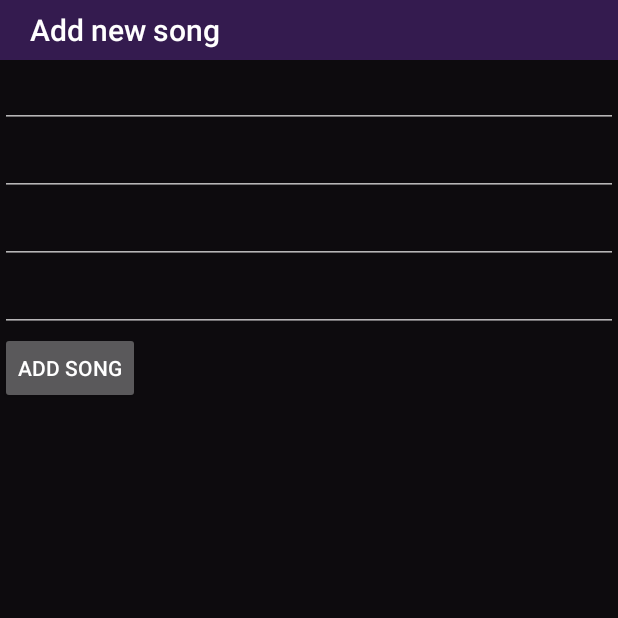
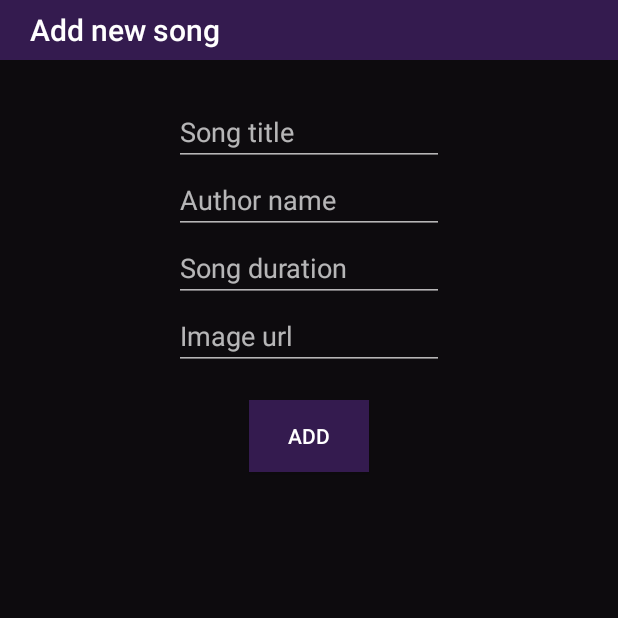
Before and after one commit to nmateev/SongAppAndroid, an Android app: the fragment SongCreateFragment placed in its activity, on a phone screen of 412 x 824 dp, the top half of it. Run offline under Robolectric (Android 15) with nearby library versions, the phone set to English and light mode, and no system bars; our stand-ins replace ButterKnife, Dagger/Hilt's generated code, RxJava; libraries missing offline, so code that uses them is left out: com.mikepenz.materialdrawer; network calls fail; 4 statements that could not run were skipped.

Commit message:
Added validation of new song, validators module, fixed keyboard, ui on song create

```diff
--- a/SongApp/app/src/main/java/com/wasp/songapp/diconfig/AppComponent.java
+++ b/SongApp/app/src/main/java/com/wasp/songapp/diconfig/AppComponent.java
@@ -22,6 +22,7 @@ import dagger.android.support.AndroidSupportInjectionModule;
         ServicesModule.class,
         RepositoriesModule.class,
         AdaptersModule.class,
+        ValidatorsModule.class,
 
 })
 
--- a/SongApp/app/src/main/java/com/wasp/songapp/diconfig/ServicesModule.java
+++ b/SongApp/app/src/main/java/com/wasp/songapp/diconfig/ServicesModule.java
@@ -4,6 +4,7 @@ import com.wasp.songapp.models.Song;
 import com.wasp.songapp.repositories.base.Repository;
 import com.wasp.songapp.services.HttpSongsService;
 import com.wasp.songapp.services.base.SongsService;
+import com.wasp.songapp.utils.validators.base.Validator;
 
 import dagger.Module;
 import dagger.Provides;
@@ -11,7 +12,7 @@ import dagger.Provides;
 @Module
 public class ServicesModule {
     @Provides
-    public SongsService songsService(Repository<Song> repository) {
-        return new HttpSongsService(repository);
+    public SongsService songsService(Repository<Song> repository, Validator<Song> songValidator) {
+        return new HttpSongsService(repository, songValidator);
     }
 }
--- a/SongApp/app/src/main/java/com/wasp/songapp/services/HttpSongsService.java
+++ b/SongApp/app/src/main/java/com/wasp/songapp/services/HttpSongsService.java
@@ -3,23 +3,30 @@ package com.wasp.songapp.services;
 import com.wasp.songapp.models.Song;
 import com.wasp.songapp.repositories.base.Repository;
 import com.wasp.songapp.services.base.SongsService;
+import com.wasp.songapp.utils.Constants;
+import com.wasp.songapp.utils.validators.base.Validator;
 
 import java.io.IOException;
 import java.util.ArrayList;
 import java.util.List;
-import java.util.stream.Collectors;
 
 public class HttpSongsService implements SongsService {
 
     private final Repository<Song> mSongsRepository;
+    private final Validator<Song> mSongValidator;
 
-    public HttpSongsService(Repository<Song> songsRepository) {
+    public HttpSongsService(Repository<Song> songsRepository, Validator<Song> songValidator) {
         mSongsRepository = songsRepository;
+        mSongValidator = songValidator;
     }
 
 
     @Override
     public void addSong(Song newSong) throws Exception {
+        boolean isSongValid = mSongValidator.isItemValid(newSong);
+        if(!isSongValid){
+            throw new Exception(Constants.ADD_OF_SONG_FAIL_MESSAGE);
+        }
         mSongsRepository.add(newSong);
     }
 
--- /dev/null
+++ b/SongApp/app/src/main/java/com/wasp/songapp/utils/validators/base/Validator.java
@@ -0,0 +1,5 @@
+package com.wasp.songapp.utils.validators.base;
+
+public interface Validator<T> {
+    boolean isItemValid(T item);
+}
--- a/SongApp/app/src/main/java/com/wasp/songapp/views/addnewsong/SongCreateContracts.java
+++ b/SongApp/app/src/main/java/com/wasp/songapp/views/addnewsong/SongCreateContracts.java
@@ -9,11 +9,13 @@ public interface SongCreateContracts {
 
         void navigateToHome();
 
-        void showError(Throwable throwable);
+        void showError(Throwable error);
 
         void hideLoading();
 
         void showLoading();
+
+        void showMessage(String message);
     }
 
     interface Presenter {
--- a/SongApp/app/src/main/res/layout/fragment_song_create.xml
+++ b/SongApp/app/src/main/res/layout/fragment_song_create.xml
@@ -7,37 +7,56 @@
 
     <EditText
         android:id="@+id/et_new_song_title"
-        android:layout_width="match_parent"
+        android:layout_width="180dp"
         android:layout_height="wrap_content"
-        android:inputType="text" />
+        android:layout_centerHorizontal="true"
+        android:layout_marginTop="25dp"
+        android:inputType="text"
+        android:hint="@string/enter_song_title"/>
 
     <EditText
         android:id="@+id/et_new_author_name"
-        android:layout_width="match_parent"
+        android:layout_width="180dp"
         android:layout_height="wrap_content"
         android:layout_below="@+id/et_new_song_title"
-        android:inputType="text" />
+        android:layout_centerHorizontal="true"
+        android:inputType="text"
+        android:hint="@string/enter_author_name"/>
 
     <EditText
         android:id="@+id/et_new_song_duration"
-        android:layout_width="match_parent"
+        android:layout_width="180dp"
         android:layout_height="wrap_content"
         android:layout_below="@+id/et_new_author_name"
-        android:inputType="numberDecimal" />
+        android:layout_centerHorizontal="true"
+        android:inputType="numberDecimal"
+        android:hint="@string/enter_song_duration"/>
 
 
     <EditText
         android:id="@+id/et_new_song_image_url"
-        android:layout_width="match_parent"
+        android:layout_width="180dp"
         android:layout_height="wrap_content"
         android:layout_below="@+id/et_new_song_duration"
-        android:inputType="textUri" />
+        android:layout_centerHorizontal="true"
+        android:inputType="textUri"
+        android:hint="@string/enter_image_url"/>
 
     <Button
         android:id="@+id/btn_save"
-        android:layout_width="wrap_content"
+        android:layout_width="80dp"
         android:layout_height="wrap_content"
         android:layout_below="@+id/et_new_song_image_url"
-        android:text="Add song" />
+        android:background="@color/colorPrimaryDark"
+        android:layout_centerHorizontal="true"
+        android:layout_marginTop="20dp"
+        android:text="@string/add_song" />
+
+    <ProgressBar
+        android:id="@+id/prb_load_bar_on_add_song"
+        android:layout_width="75dp"
+        android:layout_height="75dp"
+        android:layout_centerInParent="true"
+        android:visibility="gone" />
 
 </RelativeLayout>
--- a/SongApp/app/src/main/res/layout/fragment_song_details.xml
+++ b/SongApp/app/src/main/res/layout/fragment_song_details.xml
@@ -82,7 +82,7 @@
         android:layout_height="wrap_content"
         android:layout_below="@+id/song_image"
         android:layout_marginEnd="4dp"
-        android:layout_marginTop="2dp"
+        android:layout_marginTop="4dp"
         android:layout_toStartOf="@+id/tv_song_plays_count"
         android:textColor="@color/colorPrimaryDark"
         android:textSize="18sp" />
--- a/SongApp/app/src/main/res/values/strings.xml
+++ b/SongApp/app/src/main/res/values/strings.xml
@@ -8,5 +8,10 @@
     <string name="deletion_answer_no">No</string>
     <string name="deletion_answer_yes">Yes</string>
     <string name="deletion_question">Do you want to delete this song from your list?</string>
+    <string name="add_song">ADD</string>
+    <string name="enter_song_title">Song title</string>
+    <string name="enter_author_name">Author name</string>
+    <string name="enter_song_duration">Song duration</string>
+    <string name="enter_image_url">Image url</string>
 
 </resources>
--- a/SongAppSpring/src/main/java/com/wasp/songappspring/models/Song.java
+++ b/SongAppSpring/src/main/java/com/wasp/songappspring/models/Song.java
@@ -7,8 +7,7 @@ import javax.validation.constraints.Size;
 public class Song {
     //fields
 
-    @NotNull
-    @Min(value = 1)
+
     public int id;
 
     @NotNull
@@ -28,7 +27,7 @@ public class Song {
     public int playsCount;
 
     @NotNull
-    @Size(min = 5, max = 1000)
+    @Size(min = 5, max = 350)
     public String imageUrl;
 
 
```
Also changed, not shown: SongApp/app/src/main/AndroidManifest.xml (+8 -3 lines), SongApp/app/src/main/java/com/wasp/songapp/diconfig/ValidatorsModule.java (added, +19 -0 lines), SongApp/app/src/main/java/com/wasp/songapp/utils/Constants.java (+10 -0 lines), SongApp/app/src/main/java/com/wasp/songapp/utils/validators/SongValidator.java (added, +38 -0 lines), SongApp/app/src/main/java/com/wasp/songapp/views/addnewsong/SongCreateFragment.java (+25 -9 lines), SongApp/app/src/main/java/com/wasp/songapp/views/addnewsong/SongCreatePresenter.java (+7 -3 lines).
